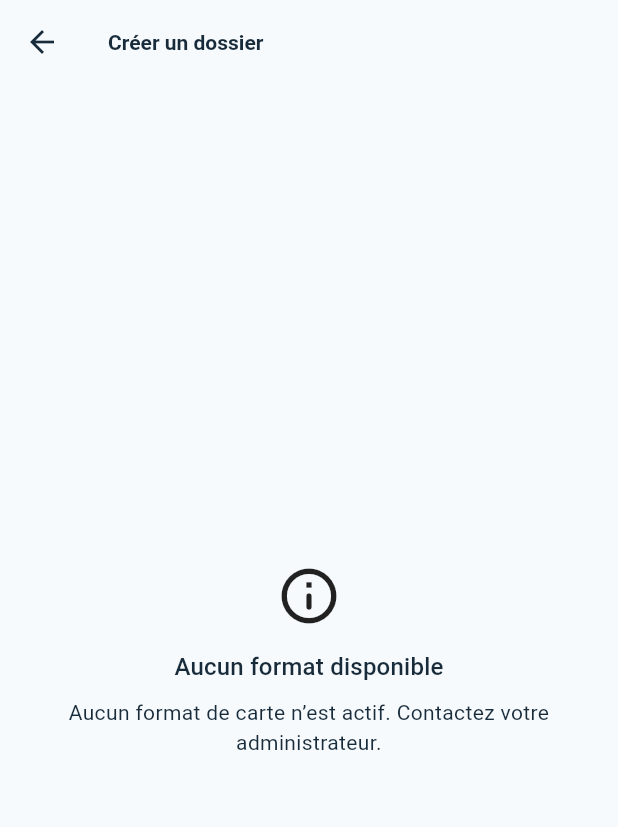
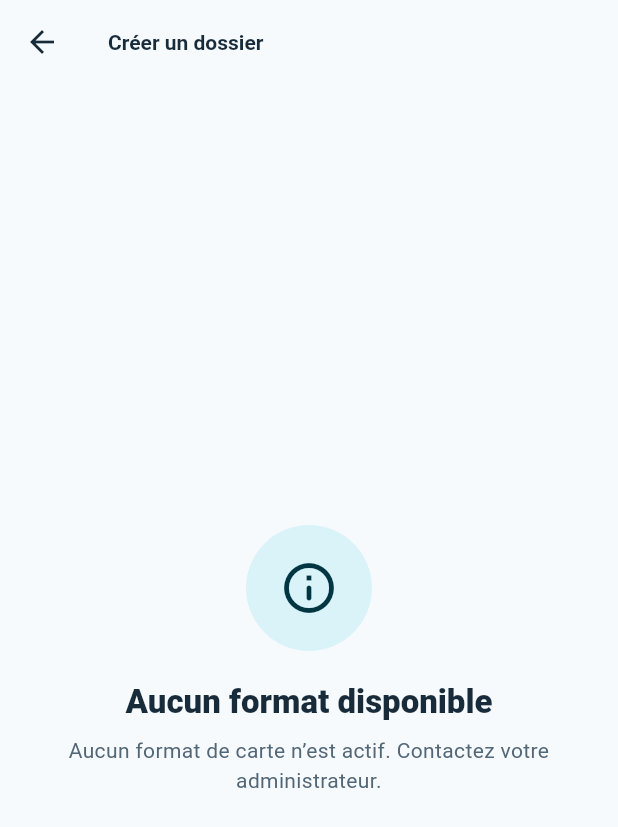
Before and after one commit to poodasamuelpro/Izicard-Managers, a Flutter app: the WriteScreen screen opened directly with empty values, after a tap on "Créer un dossier", on a phone screen of 412 x 824 dp. Shown: the top 827 px of the screen. Run offline on Flutter 3.47's test engine with Material 3 defaults, Android fonts, the phone set to English and light mode, and no system bars; our stand-ins replace connectivity_plus, cross_file, file_picker, package_info_plus, share_plus, shared_preferences and 3 more; missing offline and left inert: app_settings, excel, excel2003, nfc_manager, nfc_manager_ndef; accounts and stored records are empty; statements that could not run were skipped.

Commit message:
feat(ui): création de dossier (barre d'action fixe) et écriture redessinées
Co-Authored-By: Claude Sonnet 5.5 <noreply@anthropic.com>
Claude-Session: https://claude.ai/code/session_01GAiayizh7pQTdqmgBLDqPR

```diff
--- a/lib/features/admin/batches/batch_create_screen.dart
+++ b/lib/features/admin/batches/batch_create_screen.dart
@@ -2,6 +2,7 @@ import 'package:flutter/material.dart';
 import 'package:supabase_flutter/supabase_flutter.dart';
 
 import '../../../core/theme/izicard_colors.dart';
+import '../../../core/widgets/izi_ui.dart';
 import '../../../data/models/card_format.dart';
 import '../../../data/models/nfc_client.dart';
 import '../../../data/models/nfc_profile.dart';
@@ -178,14 +179,10 @@ class _BatchCreateScreenState extends State<BatchCreateScreen> {
       return Scaffold(
         appBar: AppBar(title: const Text('Créer un dossier')),
         body: const SafeArea(
-          child: Center(
-            child: Padding(
-              padding: EdgeInsets.all(28),
-              child: Text(
-                'La création de dossier n’est pas autorisée pour ce profil.',
-                textAlign: TextAlign.center,
-              ),
-            ),
+          child: IziEmptyState(
+            icon: Icons.lock_outline_rounded,
+            title: 'Création non autorisée',
+            message: 'Votre profil ne permet pas de créer un dossier.',
           ),
         ),
       );
@@ -212,25 +209,13 @@ class _BatchCreateScreenState extends State<BatchCreateScreen> {
                     'Aucun format de carte n’est actif. Contactez votre administrateur.',
               );
             if (widget.profile.role == NfcRole.admin && clients.isEmpty)
-              return Center(
-                child: Padding(
-                  padding: const EdgeInsets.all(28),
-                  child: Column(
-                    mainAxisSize: MainAxisSize.min,
-                    children: [
-                      const Text(
-                        'Aucun client disponible. Invitez un client, puis revenez ici.',
-                        textAlign: TextAlign.center,
-                      ),
-                      const SizedBox(height: 14),
-                      FilledButton.icon(
-                        onPressed: _inviteClient,
-                        icon: const Icon(Icons.person_add_alt_1_rounded),
-                        label: const Text('Nouveau client'),
-                      ),
-                    ],
-                  ),
-                ),
+              return IziEmptyState(
+                icon: Icons.group_add_outlined,
+                title: 'Aucun client pour le moment',
+                message: 'Invitez un client, puis revenez créer son dossier.',
+                actionLabel: 'Nouveau client',
+                actionIcon: Icons.person_add_alt_1_rounded,
+                onAction: _inviteClient,
               );
             if (_selectedFormat == null ||
                 !options.formats.any(
@@ -248,24 +233,15 @@ class _BatchCreateScreenState extends State<BatchCreateScreen> {
                   preferred.isNotEmpty ? preferred.first : clients.first.id;
             }
 
-            return ListView(
-              padding: const EdgeInsets.fromLTRB(20, 12, 20, 32),
+            final form = ListView(
+              padding: const EdgeInsets.fromLTRB(16, 12, 16, 24),
               children: [
-                Container(
-                  padding: const EdgeInsets.all(18),
-                  decoration: BoxDecoration(
-                    color: Theme.of(
-                      context,
-                    ).colorScheme.primary.withOpacity(.1),
-                    borderRadius: BorderRadius.circular(18),
-                  ),
-                  child: Text(
+                IziNotice(
                   widget.profile.role == NfcRole.admin
                       ? 'Choisissez le client destinataire, ou « Mes propres cartes » pour vos cartes personnelles (sans client externe).'
                       : 'Ce dossier sera créé pour votre propre compte client.',
                 ),
-                ),
-                const SizedBox(height: 20),
+                const IziSectionTitle('Destinataire et nom'),
                 if (widget.profile.role == NfcRole.admin) ...[
                   DropdownButtonFormField<String>(
                     value: _selectedClientId,
@@ -314,7 +290,7 @@ class _BatchCreateScreenState extends State<BatchCreateScreen> {
                     border: OutlineInputBorder(),
                   ),
                 ),
-                const SizedBox(height: 16),
+                const IziSectionTitle('Format de carte'),
                 DropdownButtonFormField<CardFormat>(
                   value: _selectedFormat,
                   decoration: const InputDecoration(
@@ -367,10 +343,10 @@ class _BatchCreateScreenState extends State<BatchCreateScreen> {
                   ),
                   const SizedBox(height: 8),
                   const Text(
-                    'Le serveur vérifiera les caractères, la longueur et l’unicité de chaque code dans ce dossier.',
+                    'Chaque code est contrôlé : caractères autorisés, longueur et unicité dans ce dossier.',
                   ),
                 ],
-                const SizedBox(height: 16),
+                const IziSectionTitle('Quantité et sécurité'),
                 TextFormField(
                   controller: _quantityController,
                   keyboardType: TextInputType.number,
@@ -396,17 +372,18 @@ class _BatchCreateScreenState extends State<BatchCreateScreen> {
                   ),
                 ),
                 if (_error != null) ...[
-                  const SizedBox(height: 10),
-                  Text(
-                    _error!,
-                    style: TextStyle(
-                      color: Theme.of(context).colorScheme.error,
-                    ),
-                  ),
+                  const SizedBox(height: 14),
+                  IziNotice(_error!, tone: IziTone.error),
                 ],
-                const SizedBox(height: 18),
-                FilledButton.icon(
-                  onPressed: _saving ? null : () => _submit(_selectedClientId),
+              ],
+            );
+            return Column(
+              children: [
+                Expanded(child: form),
+                IziBottomBar(
+                  child: FilledButton.icon(
+                    onPressed:
+                        _saving ? null : () => _submit(_selectedClientId),
                     icon:
                         _saving
                             ? const SizedBox.square(
@@ -415,6 +392,7 @@ class _BatchCreateScreenState extends State<BatchCreateScreen> {
                             )
                             : const Icon(Icons.check_rounded),
                     label: Text(_saving ? 'Création…' : 'Créer le dossier'),
+                  ),
                 ),
               ],
             );
@@ -554,46 +532,6 @@ class _EmptyOptions extends StatelessWidget {
   final String title;
   final String message;
   @override
-  Widget build(BuildContext context) => Center(
-    child: Padding(
-      padding: const EdgeInsets.all(28),
-      child: Column(
-        mainAxisSize: MainAxisSize.min,
-        children: [
-          const Icon(Icons.info_outline_rounded, size: 44),
-          const SizedBox(height: 14),
-          Text(
-            title,
-            textAlign: TextAlign.center,
-            style: Theme.of(context).textTheme.titleMedium,
-          ),
-          const SizedBox(height: 8),
-          Text(message, textAlign: TextAlign.center),
-        ],
-      ),
-    ),
-  );
+  Widget build(BuildContext context) =>
+      IziEmptyState(icon: Icons.info_outline_rounded, title: title, message: message);
 }
-
-class _FormError extends StatelessWidget {
-  const _FormError({required this.onRetry});
-  final VoidCallback onRetry;
-  @override
-  Widget build(BuildContext context) => Center(
-    child: Padding(
-      padding: const EdgeInsets.all(24),
-      child: Column(
-        mainAxisSize: MainAxisSize.min,
-        children: [
-          const Text('Impossible de charger les clients et formats.'),
-          const SizedBox(height: 12),
-          OutlinedButton.icon(
-            onPressed: onRetry,
-            icon: const Icon(Icons.refresh_rounded),
-            label: const Text('Réessayer'),
-          ),
-        ],
-      ),
-    ),
-  );
-}
--- a/lib/features/writing/write_screen.dart
+++ b/lib/features/writing/write_screen.dart
@@ -3,6 +3,7 @@ import 'package:supabase_flutter/supabase_flutter.dart';
 
 import '../../core/settings/app_settings.dart';
 import '../../core/theme/izicard_colors.dart';
+import '../../core/widgets/izi_ui.dart';
 import '../../data/local/app_database.dart';
 import '../../data/models/nfc_batch.dart';
 import '../../data/models/nfc_profile.dart';
@@ -225,7 +226,7 @@ class _WriteScreenState extends State<WriteScreen> {
         final offline = snapshot.data?.offline ?? false;
         final controller = _controller;
         return ListView(
-          padding: const EdgeInsets.all(20),
+          padding: const EdgeInsets.fromLTRB(16, 12, 16, 28),
           children: [
             NfcHelpBanner(
               onChanged: (ready) {
@@ -234,18 +235,21 @@ class _WriteScreenState extends State<WriteScreen> {
               },
             ),
             if (offline)
-              Padding(
+              const Padding(
                 padding: EdgeInsets.only(bottom: 10),
-                child: Text(
-                  'Hors connexion : seuls les dossiers déjà téléchargés sont disponibles.',
-                  style: TextStyle(
-                    color: Theme.of(context).colorScheme.tertiary,
-                    fontWeight: FontWeight.w700,
+                child: IziNotice(
+                  'Seuls les dossiers déjà téléchargés sont disponibles.',
+                  tone: IziTone.warning,
+                  icon: Icons.cloud_off_rounded,
+                  title: 'Hors connexion',
                 ),
               ),
-              ),
-            OutlinedButton.icon(
-              onPressed:
+            const IziSectionTitle('Une seule carte', padding: EdgeInsets.only(top: 14, bottom: 8)),
+            IziItemCard(
+              icon: Icons.nfc_rounded,
+              title: 'Écrire une seule carte',
+              subtitle: 'Lien, texte ou numéro. La carte est enregistrée dans vos dossiers.',
+              onTap:
                   () => Navigator.of(context).push<void>(
                     MaterialPageRoute<void>(
                       builder:
@@ -255,30 +259,18 @@ class _WriteScreenState extends State<WriteScreen> {
                           ),
                     ),
                   ),
-              icon: const Icon(Icons.nfc_rounded),
-              label: const Text('Écrire une seule carte (enregistrée)'),
             ),
-            const SizedBox(height: 18),
-            Text(
-              'Dossier à encoder',
-              style: Theme.of(context).textTheme.titleLarge,
-            ),
-            const SizedBox(height: 8),
+            const IziSectionTitle('Écrire en série'),
             if (batches.isEmpty)
-              Card(
-                child: Padding(
-                  padding: const EdgeInsets.all(18),
-                  child: Column(
-                    crossAxisAlignment: CrossAxisAlignment.start,
-                    children: [
-                      const Text(
-                        'Aucun dossier disponible. Écrivez une seule carte ci-dessus (un dossier est créé pour vous), ou créez un dossier.',
-                      ),
-                      const SizedBox(height: 12),
-                      FilledButton.icon(
-                        onPressed: () async {
-                          final created = await Navigator.of(context)
-                              .push<bool>(
+              IziEmptyState(
+                icon: Icons.create_new_folder_outlined,
+                title: 'Aucun dossier disponible',
+                message:
+                    'Écrivez une seule carte ci-dessus (un dossier est créé pour vous), ou créez un dossier.',
+                actionLabel: 'Créer un dossier',
+                actionIcon: Icons.create_new_folder_outlined,
+                onAction: () async {
+                  final created = await Navigator.of(context).push<bool>(
                     MaterialPageRoute<bool>(
                       builder:
                           (_) => BatchCreateScreen(
@@ -288,24 +280,17 @@ class _WriteScreenState extends State<WriteScreen> {
                     ),
                   );
                   if (created == true && mounted) {
-                            setState(
-                              () => _batchFuture = loadBatches(_batches),
-                            );
+                    setState(() => _batchFuture = loadBatches(_batches));
                   }
                 },
-                        icon: const Icon(Icons.create_new_folder_outlined),
-                        label: const Text('Créer un dossier'),
-                      ),
-                    ],
-                  ),
-                ),
               )
             else
               DropdownButtonFormField<String>(
                 value: _selected?.id,
                 isExpanded: true,
                 decoration: const InputDecoration(
-                  labelText: 'Dossier',
+                  labelText: 'Dossier à encoder',
+                  prefixIcon: Icon(Icons.folder_outlined),
                   border: OutlineInputBorder(),
                 ),
                 items:
@@ -339,34 +324,18 @@ class _WriteScreenState extends State<WriteScreen> {
                 onRetry: _selected == null ? null : () => _select(_selected!),
               )
             else if (_selected != null) ...[
-              Card(
-                color: Theme.of(context).colorScheme.primaryContainer,
-                child: Padding(
-                  padding: const EdgeInsets.all(16),
-                  child: Row(
-                    children: [
-                      Icon(
-                        Icons.offline_pin_outlined,
-                        color: Theme.of(context).colorScheme.onPrimaryContainer,
-                      ),
-                      const SizedBox(width: 12),
-                      Expanded(
-                        child: Text(
+              IziNotice(
                 controller.queue.isEmpty
                     ? 'Aucune carte en attente d’écriture dans ce dossier.'
                     : '${controller.queue.length} carte(s) à écrire, lues depuis le cache de cet appareil.'
                         '${controller.unsynced > 0 ? '\n${controller.unsynced} résultat(s) en attente de synchronisation.' : ''}',
-                        ),
-                      ),
-                    ],
-                  ),
-                ),
+                icon: Icons.offline_pin_outlined,
               ),
               const SizedBox(height: 8),
               TextButton.icon(
                 onPressed: () => controller.refreshFromServer(_selected!),
                 icon: const Icon(Icons.refresh_rounded),
-                label: const Text('Mettre à jour depuis le serveur'),
+                label: const Text('Actualiser la liste'),
               ),
               SwitchListTile.adaptive(
                 contentPadding: EdgeInsets.zero,
@@ -407,7 +376,7 @@ class _WriteScreenState extends State<WriteScreen> {
                 onPressed: controller.queue.isEmpty ? null : _pickSingle,
                 icon: const Icon(Icons.looks_one_outlined),
                 label: const Text(
-                  'Encoder une seule carte',
+                  'Choisir une carte précise du dossier',
                   style: TextStyle(fontSize: 16),
                 ),
               ),
@@ -662,12 +631,9 @@ class _Message extends StatelessWidget {
   final VoidCallback? onRetry;
 
   @override
-  Widget build(BuildContext context) => Card(
-    child: Padding(
-      padding: const EdgeInsets.all(18),
-      child: Column(
+  Widget build(BuildContext context) => Column(
     children: [
-          Text(text, style: TextStyle(color: context.ink.error)),
+      IziNotice(text, tone: IziTone.error),
       if (onRetry != null) ...[
         const SizedBox(height: 10),
         OutlinedButton.icon(
@@ -677,7 +643,5 @@ class _Message extends StatelessWidget {
         ),
       ],
     ],
-      ),
-    ),
   );
 }
```
Lines whose indentation alone changed are shown as unchanged.
